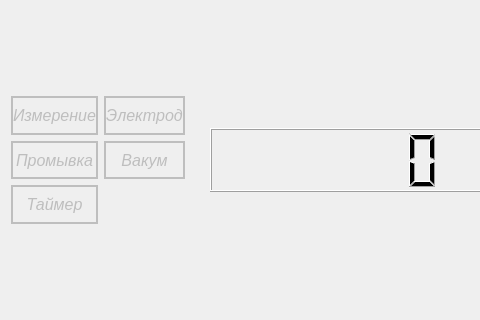
First picture: the form in mainwindow.ui, repository trilml77/plotnomer-gui, before the edit; both pictures show x 0 to 480 and y 85 to 405 of the 947 by 615 pixel window.
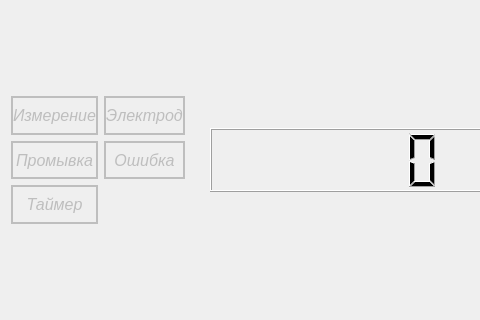
Second picture: the form after the edit. Icons and pictures are not drawn.

What changed in the file:
```diff
--- a/mainwindow.ui
+++ b/mainwindow.ui
@@ -43,7 +43,7 @@
            <number>2</number>
           </property>
           <property name="text">
-           <string>Вакум</string>
+           <string>Ошибка</string>
           </property>
           <property name="alignment">
            <set>Qt::AlignCenter</set>
```
Left out of the diff: 2 changed lines with no effect on the pictures.
